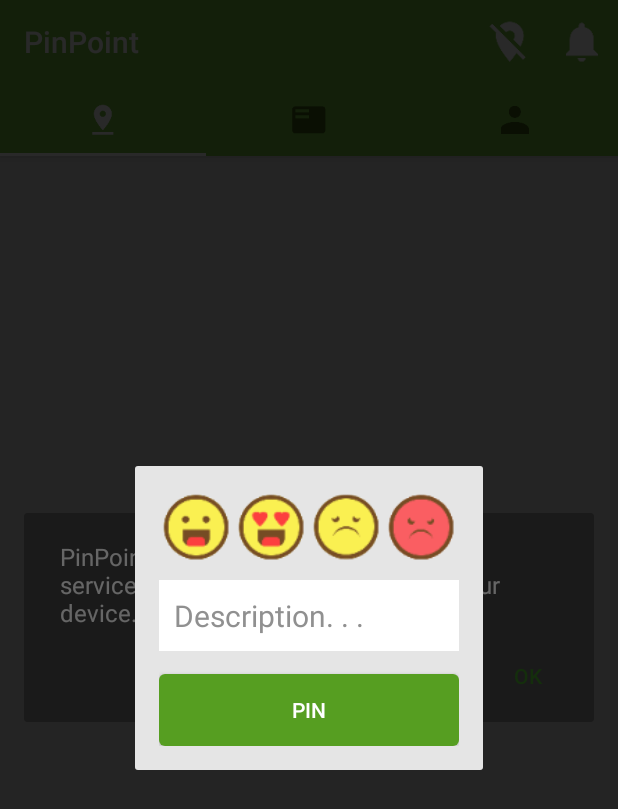
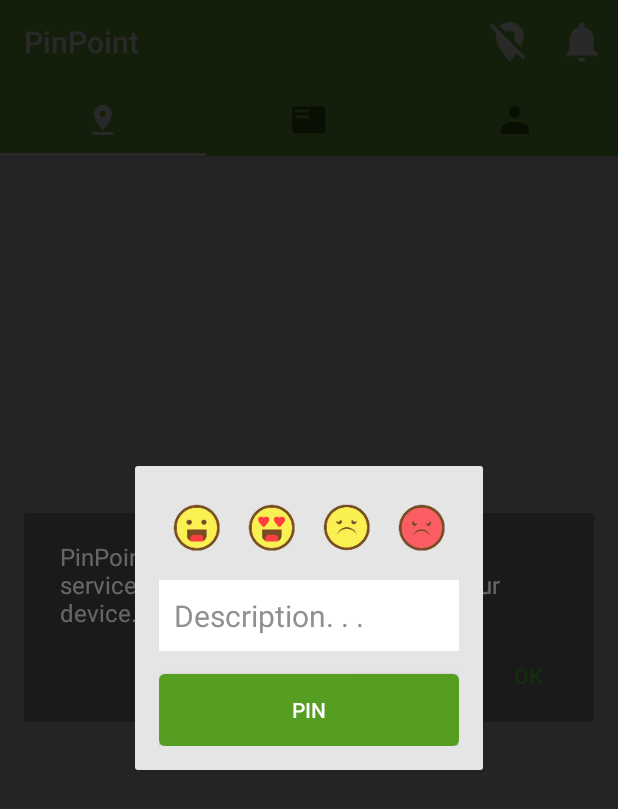
Before and after one commit to MrkFrnndz/PinPoint, an Android app: the fragment MyDialogFrag placed in its activity, on a phone screen of 412 x 824 dp. Shown: the top 809 px of the screen. Run offline under Robolectric (Android 15) with nearby library versions, the phone set to English and light mode, and no system bars; our stand-ins replace CircleImageView, EventBus, Firebase (no records; nobody signed in at launch, a user with empty details on screens opened directly), Picasso; pictures from the network do not load; 3 statements that could not run were skipped.

Commit message:
-CircleImageView implemented. -Fixed the layout in newsfeed.

```diff
--- a/app/build.gradle
+++ b/app/build.gradle
@@ -46,5 +46,6 @@ dependencies {
     compile 'org.greenrobot:eventbus:3.0.0'
     compile 'com.theartofdev.edmodo:android-image-cropper:2.3.+'
     compile 'com.squareup.picasso:picasso:2.5.2'
+    compile 'de.hdodenhof:circleimageview:2.1.0'
 }
 apply plugin: 'com.google.gms.google-services'
--- a/app/src/main/AndroidManifest.xml
+++ b/app/src/main/AndroidManifest.xml
@@ -27,7 +27,7 @@
             </intent-filter>
         </activity>
 
-        <activity android:name=".SignupActivity" android:theme="@style/AppTheme" >
+        <activity android:name=".SignupActivity" android:theme="@style/SignupTheme" >
             <intent-filter>
                 <action android:name="com.example.markfernandez.pinpoint.SignupActivity" />
                 <category android:name="android.intent.category.DEFAULT" />
--- a/app/src/main/java/com/example/markfernandez/pinpoint/MainActivity.java
+++ b/app/src/main/java/com/example/markfernandez/pinpoint/MainActivity.java
@@ -9,6 +9,8 @@ import android.support.v7.app.AppCompatActivity;
 import android.os.Bundle;
 import android.text.TextUtils;
 import android.view.View;
+import android.view.Window;
+import android.view.WindowManager;
 import android.widget.Button;
 import android.widget.EditText;
 import android.widget.TextView;
@@ -32,6 +34,8 @@ public class MainActivity extends AppCompatActivity implements View.OnClickListe
     @Override
     protected void onCreate(Bundle savedInstanceState) {
         super.onCreate(savedInstanceState);
+            requestWindowFeature(Window.FEATURE_NO_TITLE);
+            getWindow().setFlags(WindowManager.LayoutParams.FLAG_FULLSCREEN,WindowManager.LayoutParams.FLAG_FULLSCREEN);
         setContentView(R.layout.activity_main);
 
         progressDialog = new ProgressDialog(this);
--- a/app/src/main/java/com/example/markfernandez/pinpoint/fragment/MyDialogFrag.java
+++ b/app/src/main/java/com/example/markfernandez/pinpoint/fragment/MyDialogFrag.java
@@ -2,6 +2,7 @@ package com.example.markfernandez.pinpoint.fragment;
 
 import android.app.Dialog;
 import android.os.Bundle;
+import android.support.annotation.Nullable;
 import android.support.v4.app.DialogFragment;
 import android.text.TextUtils;
 import android.util.Log;
@@ -11,6 +12,7 @@ import android.view.ViewGroup;
 import android.view.Window;
 import android.widget.Button;
 import android.widget.EditText;
+import android.widget.ImageButton;
 import android.widget.ImageView;
 import android.widget.Toast;
 
@@ -47,7 +49,7 @@ public class MyDialogFrag extends DialogFragment  {
 
     private View rootView;
     private Button btnPin;
-    private ImageView iv_smile,iv_sad,iv_love,iv_angry;
+    private ImageButton iv_smile,iv_sad,iv_love,iv_angry;
     private EditText etYourPost;
     private List<UserPost> data;
     private int selectedEmoticon;
@@ -66,16 +68,16 @@ public class MyDialogFrag extends DialogFragment  {
 
         rootView = inflater.inflate(R.layout.activity_mydf, container, false);
 
-//        data = fill_with_data();
+        //data = fill_with_data();
 
         //UI CASTING
-        iv_smile = (ImageView) rootView.findViewById(R.id.iv_smile);
+        iv_smile = (ImageButton) rootView.findViewById(R.id.iv_smile);
             iv_smile.setOnClickListener(emoticonSelection);
-        iv_love = (ImageView) rootView.findViewById(R.id.iv_love);
+        iv_love = (ImageButton) rootView.findViewById(R.id.iv_love);
             iv_love.setOnClickListener(emoticonSelection);
-        iv_sad = (ImageView) rootView.findViewById(R.id.iv_sad);
+        iv_sad = (ImageButton) rootView.findViewById(R.id.iv_sad);
             iv_sad.setOnClickListener(emoticonSelection);
-        iv_angry = (ImageView) rootView.findViewById(R.id.iv_angry);
+        iv_angry = (ImageButton) rootView.findViewById(R.id.iv_angry);
             iv_angry.setOnClickListener(emoticonSelection);
 
 
@@ -100,7 +102,6 @@ public class MyDialogFrag extends DialogFragment  {
         Dialog dialog = super.onCreateDialog(savedInstanceState);
         dialog.requestWindowFeature(Window.FEATURE_NO_TITLE);
         dialog.setContentView(R.layout.activity_mydf);
-
         return dialog;
     }
 
@@ -144,7 +145,7 @@ public class MyDialogFrag extends DialogFragment  {
         public void onClick(View v) {
             if (v == btnPin){
                 postMethod();
-                dismiss();
+//                dismiss();
             }
         }
 
@@ -168,7 +169,7 @@ public class MyDialogFrag extends DialogFragment  {
 
                 if(TextUtils.isEmpty(postData)){
                     Toast.makeText(getContext(),"EMPTY POST!", Toast.LENGTH_SHORT).show();
-                    return;
+                    dismiss();
                 }
 
                 if(!TextUtils.isEmpty(postData)){
@@ -183,6 +184,7 @@ public class MyDialogFrag extends DialogFragment  {
                     mDatabase.updateChildren(childUpdates);
 
                     Toast.makeText(getContext(),"PIN POSTED!", Toast.LENGTH_SHORT).show();
+                    dismiss();
                 }
 
                 etYourPost.setText("");
--- a/app/src/main/res/drawable-v21/ripple_emoticon_button.xml
+++ b/app/src/main/res/drawable-v21/ripple_emoticon_button.xml
@@ -1,4 +1,11 @@
 <?xml version="1.0" encoding="utf-8"?>
-<ripple android:color="#9b9500" xmlns:android="http://schemas.android.com/apk/res/android">
-    <item android:drawable="@drawable/ic_smile"></item>
+<ripple android:color="#32731f" xmlns:android="http://schemas.android.com/apk/res/android">
+
+    <!-- pressed state / clicked state -->
+    <item>
+        <shape android:shape="oval">
+            <size android:width="120dp" android:height="120dp"/>
+        </shape>
+    </item>
+
 </ripple>
--- a/app/src/main/res/layout/activity_mydf.xml
+++ b/app/src/main/res/layout/activity_mydf.xml
@@ -13,30 +13,30 @@
                 android:layout_gravity="center_horizontal"
                 android:gravity="center">
 
-                <ImageView
+                <ImageButton
                     android:layout_width="50dp"
                     android:layout_height="50dp"
                     android:src="@drawable/ic_smile"
                     android:id="@+id/iv_smile"
-                    android:background="@drawable/ripple_emoticon_button"/>
-                <ImageView
+                    android:background="?attr/selectableItemBackgroundBorderless"/>
+                <ImageButton
                     android:layout_width="50dp"
                     android:layout_height="50dp"
                     android:src="@drawable/ic_love"
                     android:id="@+id/iv_love"
-                    android:background="@drawable/ripple_emoticon_button"/>
-                <ImageView
+                    android:background="?attr/selectableItemBackgroundBorderless"/>
+                <ImageButton
                     android:layout_width="50dp"
                     android:layout_height="50dp"
                     android:src="@drawable/ic_sad"
                     android:id="@+id/iv_sad"
-                    android:background="@drawable/ripple_emoticon_button"/>
-                <ImageView
+                    android:background="?attr/selectableItemBackgroundBorderless"/>
+                <ImageButton
                     android:layout_width="50dp"
                     android:layout_height="50dp"
                     android:src="@drawable/ic_angry"
                     android:id="@+id/iv_angry"
-                    android:background="@drawable/ripple_emoticon_button"/>
+                    android:background="?attr/selectableItemBackgroundBorderless"/>
             </LinearLayout>
 
             <EditText
--- a/app/src/main/res/layout/fragment_newsfeed_page.xml
+++ b/app/src/main/res/layout/fragment_newsfeed_page.xml
@@ -15,9 +15,7 @@
             xmlns:android="http://schemas.android.com/apk/res/android"
             android:id="@+id/recyclerview"
             android:layout_width="match_parent"
-            android:layout_height="match_parent"
-            android:paddingRight="6dp"
-            android:paddingLeft="6dp"/>
+            android:layout_height="match_parent"/>
 
     </LinearLayout>
 
--- a/app/src/main/res/values/styles.xml
+++ b/app/src/main/res/values/styles.xml
@@ -5,12 +5,17 @@
         <item name="colorPrimary">@color/colorBackgroundTheme</item>
         <item name="colorPrimaryDark">@color/colorStatusBar</item>
         <item name="colorAccent">@color/colorTextFieldText</item>
+        <item name="colorControlHighlight">@color/colorTextFieldText</item>
+        <item name="android:colorBackground">@color/colorBackgroundMain</item>
     </style>
 
-    <style name="SignupTheme" parent="ThemeOverlay.AppCompat.ActionBar">
+    <style name="SignupTheme" parent="Theme.AppCompat.Light.DarkActionBar">
         <!-- Customize your theme here. -->
         <item name="colorPrimary">@color/colorBackgroundTheme</item>
         <item name="colorPrimaryDark">@color/colorStatusBar</item>
+        <item name="colorAccent">@color/colorTextFieldText</item>
+        <item name="android:textColorPrimary">@color/colorTextWhite</item>
+        <item name="android:colorBackground">@color/colorBackgroundMain</item>
     </style>
 
     <style name="ToolbarAndTabTheme" parent="Theme.AppCompat.Light.NoActionBar">
@@ -19,7 +24,13 @@
         <item name="colorPrimaryDark">@color/colorStatusBar</item>
     </style>
 
-    <style name="AppTheme.AppBarOverlay" parent="ThemeOverlay.AppCompat.Dark.ActionBar" />
+    <style name="AppTheme.AppBarOverlay" parent="ThemeOverlay.AppCompat.Dark.ActionBar"/>
 
-    <style name="AppTheme.PopupOverlay" parent="ThemeOverlay.AppCompat.Light" />
+    <style name="AppTheme.PopupOverlay" parent="ThemeOverlay.AppCompat.Light"/>
+
+    <!--CUSTOM FOR RIPPLE DIALOG FRAGMENT-->
+    <style name="colorControlHighlight_bla" parent="ThemeOverlay.AppCompat.Light">
+        <item name="colorControlHighlight">@color/colorTextFieldText</item>
+    </style>
+
 </resources>
```
Also changed, not shown: app/src/main/java/com/example/markfernandez/pinpoint/SignupActivity.java (+16 -2 lines), app/src/main/java/com/example/markfernandez/pinpoint/fragment/Newsfeed_page.java (+5 -3 lines), app/src/main/java/com/example/markfernandez/pinpoint/fragment/Profile_page.java (+6 -5 lines), app/src/main/res/drawable/imagebutton_selector.xml (added, +25 -0 lines), app/src/main/res/layout/fragment_profile_page.xml (+6 -5 lines), app/src/main/res/layout/row_layout.xml (+20 -7 lines), app/src/main/res/layout/activity_home.xml (line endings or trailing spaces).
